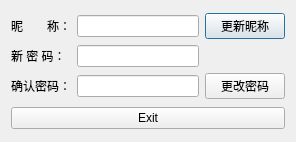
Qt form ui/usersetdialog.ui (Harry-Chen/OOP-Cash) before a commit.
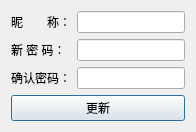
The same form after that commit.

```diff
--- a/ui/usersetdialog.ui
+++ b/ui/usersetdialog.ui
@@ -6,7 +6,7 @@
    <rect>
     <x>0</x>
     <y>0</y>
-    <width>296</width>
+    <width>244</width>
     <height>142</height>
    </rect>
   </property>
@@ -14,6 +14,9 @@
    <string>Dialog</string>
   </property>
   <layout class="QGridLayout" name="gridLayout_2">
+   <property name="sizeConstraint">
+    <enum>QLayout::SetFixedSize</enum>
+   </property>
    <item row="0" column="0">
     <layout class="QGridLayout" name="gridLayout">
      <item row="0" column="0">
@@ -65,26 +68,12 @@
      <item row="0" column="1">
       <widget class="QLineEdit" name="nicknameEdit"/>
      </item>
-     <item row="0" column="2">
-      <widget class="QPushButton" name="nicknameSetButton">
-       <property name="text">
-        <string>更新昵称</string>
-       </property>
-      </widget>
-     </item>
-     <item row="2" column="2">
-      <widget class="QPushButton" name="passwordSetButton">
-       <property name="text">
-        <string>更改密码</string>
-       </property>
-      </widget>
-     </item>
     </layout>
    </item>
    <item row="1" column="0">
     <widget class="QPushButton" name="exitButton">
      <property name="text">
-      <string>Exit</string>
+      <string>更新</string>
      </property>
     </widget>
    </item>
```
Left out of the diff: 25 changed lines with no effect on the pictures.
